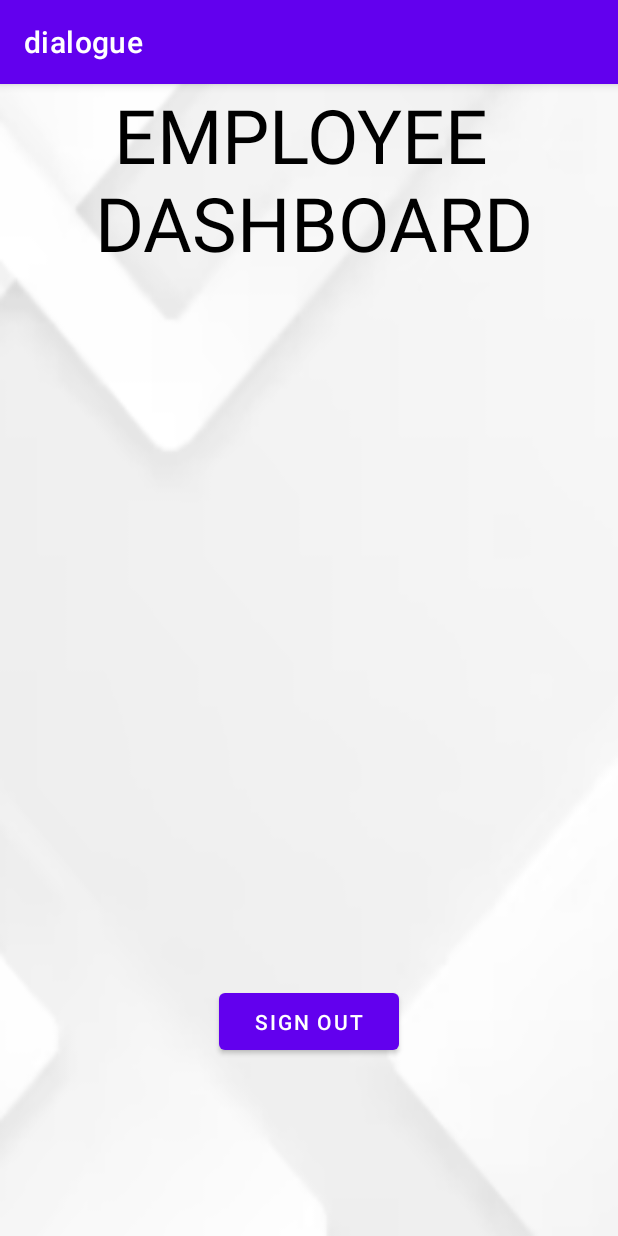
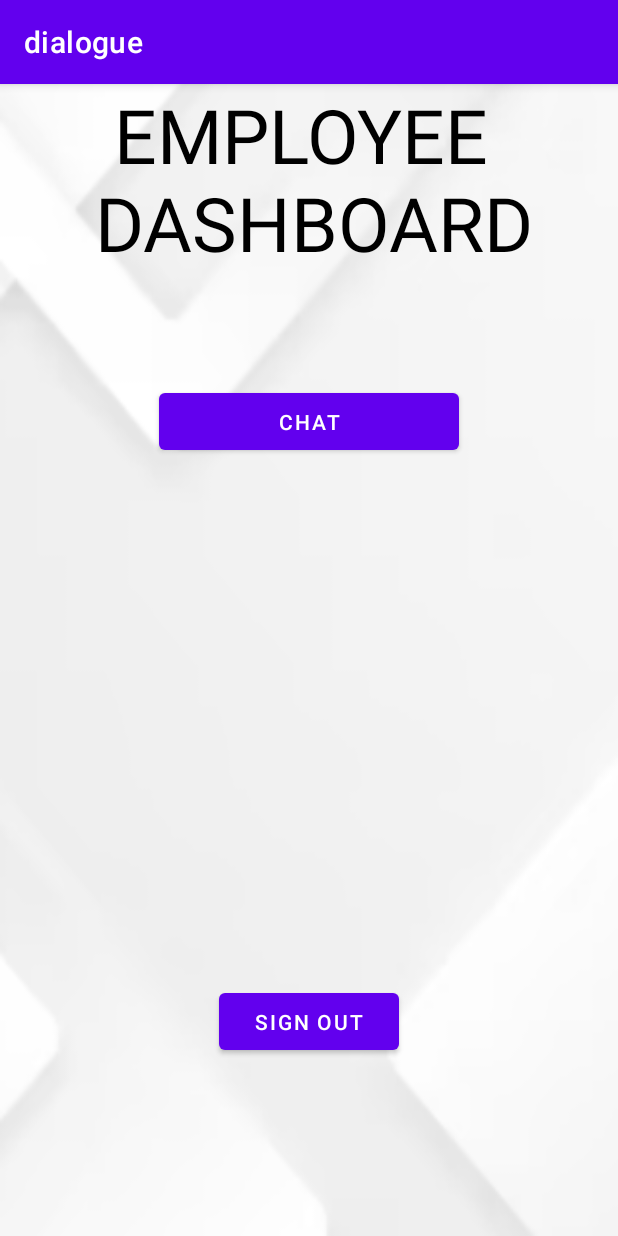
Before and after one commit to bkkurandwad/DialogueFlow, an Android app: the Edash screen opened directly, with no data from a screen before it, on a phone screen of 412 x 824 dp. Run offline under Robolectric (Android 15) with nearby library versions, the phone set to English and light mode, and no system bars; our stand-ins replace Firebase (no records; nobody signed in at launch, a user with empty details on screens opened directly).

Commit message:
files added

```diff
--- a/app/src/main/java/com/example/dialogue/HomeActivity.java
+++ b/app/src/main/java/com/example/dialogue/HomeActivity.java
@@ -14,7 +14,5 @@ public class HomeActivity extends AppCompatActivity {
         setContentView(R.layout.activity_home);
     }
 
-    public void gotochat(View view) {
-        startActivity(new Intent(HomeActivity.this, Chatbot.class));
-    }
+
 }
--- a/app/src/main/res/layout/activity_edash.xml
+++ b/app/src/main/res/layout/activity_edash.xml
@@ -19,6 +19,14 @@
         />
 
     <Button
+        android:layout_width="200dp"
+        android:layout_height="50dp"
+        android:text="CHAT"
+        android:layout_marginTop="200dp"
+        android:layout_centerHorizontal="true"
+        android:onClick="gotochat"
+        />
+    <Button
         android:id="@+id/sout2"
         android:layout_width="120dp"
         android:layout_height="50dp"
```
Also changed, not shown: app/src/main/AndroidManifest.xml (+5 -4 lines), app/src/main/java/com/example/dialogue/Edash.java (+7 -0 lines).
